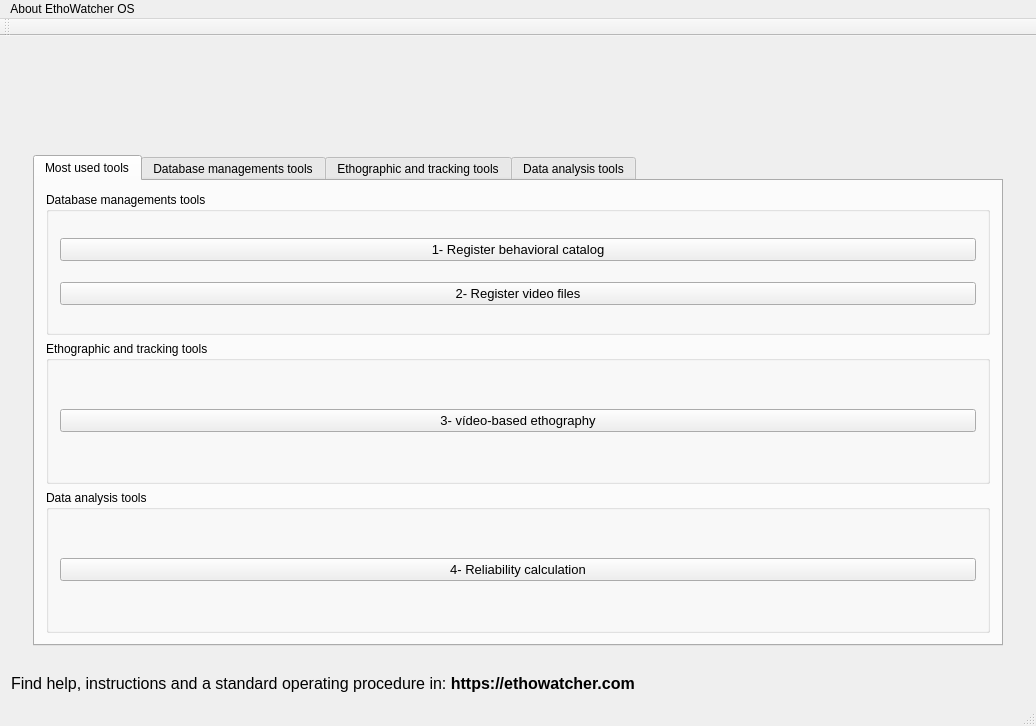
The window that src/ethowatcher.ui (EthoWatcher/ethowatcher) describes before a commit, drawn with Qt 5.
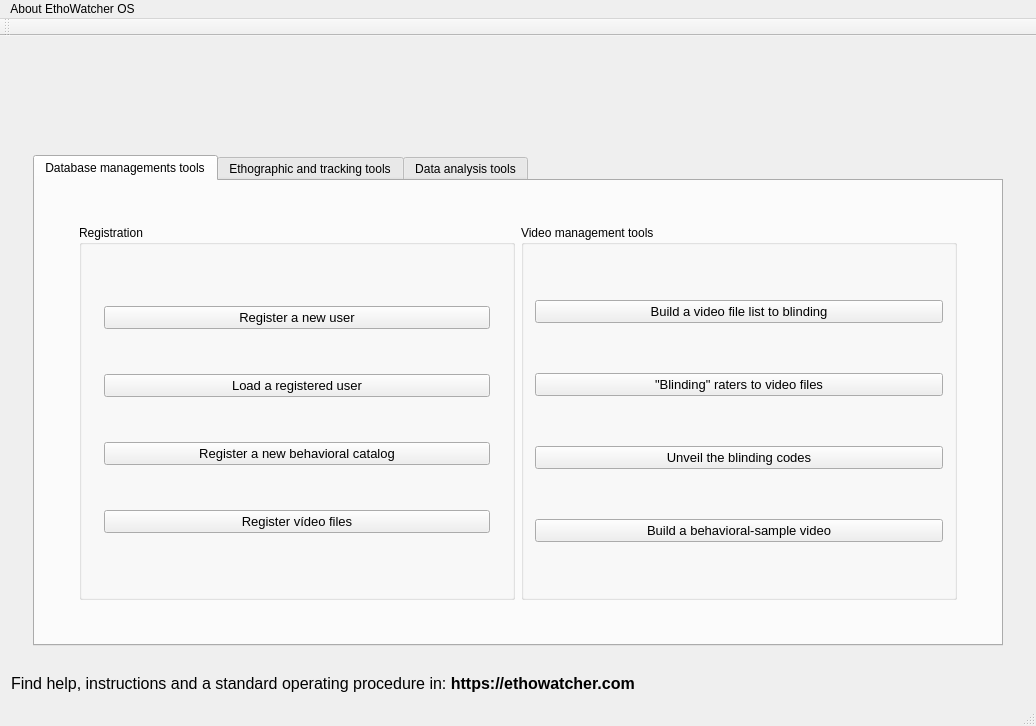
The same window after the commit. The open tabs and pages were chosen to show the change. Icons and pictures are not drawn.

Commit message: Removing the tab of the most used tools in the ethowatcher.ui

Diff of the .ui file:
```diff
--- a/src/ethowatcher.ui
+++ b/src/ethowatcher.ui
@@ -279,88 +279,6 @@
              <property name="currentIndex">
               <number>1</number>
              </property>
-             <widget class="QWidget" name="tab_4">
-              <attribute name="title">
-               <string>Most used tools</string>
-              </attribute>
-              <layout class="QVBoxLayout" name="verticalLayout_3">
-               <item>
-                <widget class="QGroupBox" name="groupBox">
-                 <property name="title">
-                  <string>Database managements tools</string>
-                 </property>
-                 <layout class="QVBoxLayout" name="verticalLayout_9">
-                  <item>
-                   <widget class="QPushButton" name="pbRegisterCatalog_2">
-                    <property name="font">
-                     <font>
-                      <pointsize>10</pointsize>
-                     </font>
-                    </property>
-                    <property name="text">
-                     <string>1- Register behavioral catalog</string>
-                    </property>
-                   </widget>
-                  </item>
-                  <item>
-                   <widget class="QPushButton" name="pbTela2ListaVideo_2">
-                    <property name="font">
-                     <font>
-                      <pointsize>10</pointsize>
-                     </font>
-                    </property>
-                    <property name="text">
-                     <string>2- Register video files</string>
-                    </property>
-                   </widget>
-                  </item>
-                 </layout>
-                </widget>
-               </item>
-               <item>
-                <widget class="QGroupBox" name="groupBox_4">
-                 <property name="title">
-                  <string>Ethographic and tracking tools</string>
-                 </property>
-                 <layout class="QVBoxLayout" name="verticalLayout_10">
-                  <item>
-                   <widget class="QPushButton" name="pbAnaliseEtograma_2">
-                    <property name="font">
-                     <font>
-                      <pointsize>10</pointsize>
-                     </font>
-                    </property>
-                    <property name="text">
-                     <string>3- vídeo-based ethography</string>
-                    </property>
-                   </widget>
-                  </item>
-                 </layout>
-                </widget>
-               </item>
-               <item>
-                <widget class="QGroupBox" name="groupBox_5">
-                 <property name="title">
-                  <string>Data analysis tools</string>
-                 </property>
-                 <layout class="QVBoxLayout" name="verticalLayout_11">
-                  <item>
-                   <widget class="QPushButton" name="pbConcordancia_2">
-                    <property name="font">
-                     <font>
-                      <pointsize>10</pointsize>
-                     </font>
-                    </property>
-                    <property name="text">
-                     <string>4- Reliability calculation</string>
-                    </property>
-                   </widget>
-                  </item>
-                 </layout>
-                </widget>
-               </item>
-              </layout>
-             </widget>
              <widget class="QWidget" name="tab">
               <attribute name="title">
                <string>Database managements tools</string>
```
Left out of the diff: 2 changed lines with no effect on the pictures.
